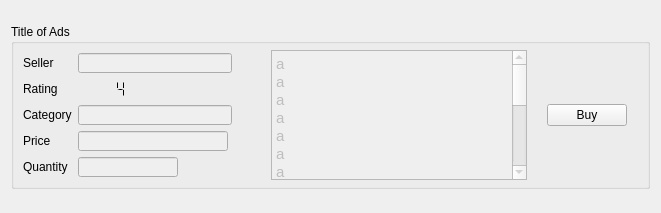
First picture: the form in Ipiranga_GUI/layout/searchads.ui, repository Hugo-NF/App_Ipiranga, before the edit.
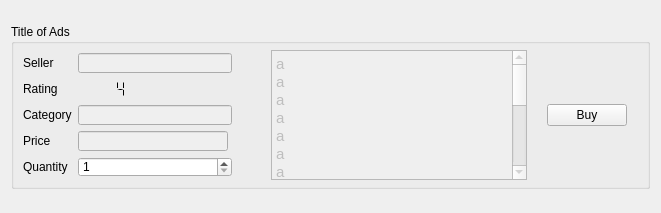
Second picture: the form after the edit. Icons and pictures are not drawn.

```diff
--- a/Ipiranga_GUI/layout/searchads.ui
+++ b/Ipiranga_GUI/layout/searchads.ui
@@ -91,19 +91,6 @@
            </property>
           </widget>
          </item>
-         <item row="6" column="1">
-          <widget class="QLineEdit" name="line_quantity">
-           <property name="enabled">
-            <bool>false</bool>
-           </property>
-           <property name="maximumSize">
-            <size>
-             <width>100</width>
-             <height>22</height>
-            </size>
-           </property>
-          </widget>
-         </item>
          <item row="3" column="0">
           <widget class="QLabel" name="label_price">
            <property name="text">
@@ -165,6 +152,13 @@
            </property>
           </widget>
          </item>
+         <item row="6" column="1">
+          <widget class="QSpinBox" name="spin_quantity">
+           <property name="minimum">
+            <number>1</number>
+           </property>
+          </widget>
+         </item>
         </layout>
        </widget>
       </item>
```
Left out of the diff: 2 changed lines with no effect on the pictures.
